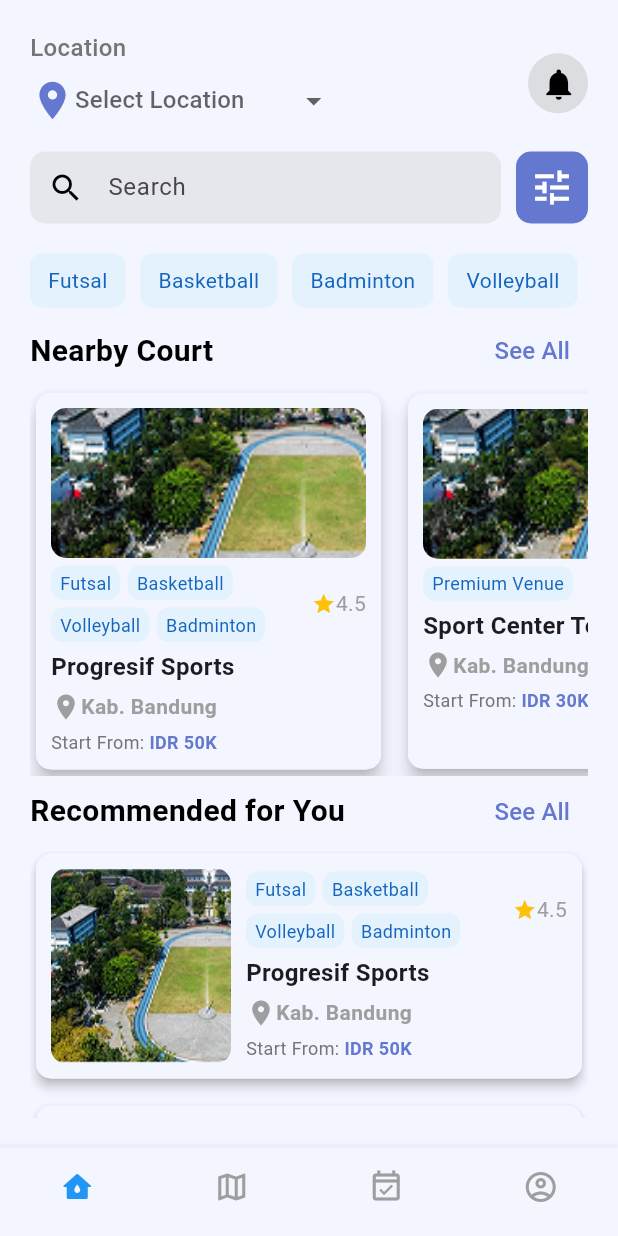
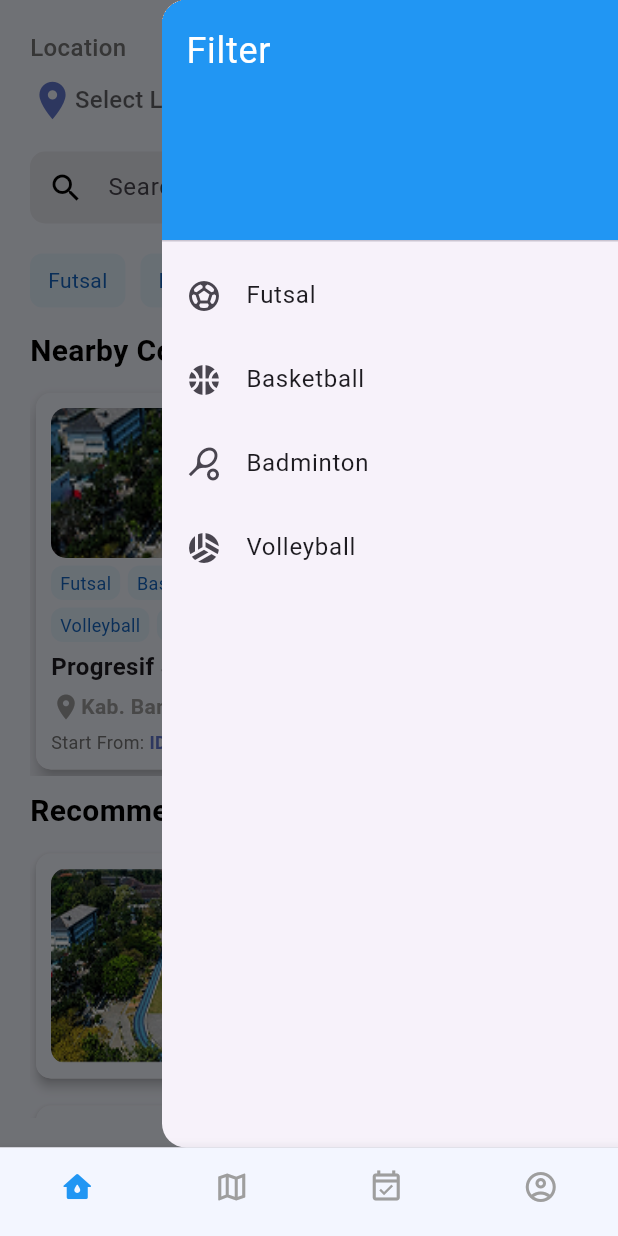
Before and after one commit to brianashari18/fitspace_sports_venue_booking_mobile, a Flutter app: the screen it shows after launch, with the side drawer open (before the commit the screen has no drawer), on a phone screen of 412 x 824 dp. Run offline on Flutter 3.47's test engine with Material 3 defaults, Android fonts, the phone set to English and light mode, and no system bars; our stand-ins replace carousel_slider, cloud_firestore, geolocator, google_fonts, shared_preferences; accounts and stored records are empty.

Commit message:
revisi homepage

```diff
--- a/lib/main.dart
+++ b/lib/main.dart
@@ -6,6 +6,7 @@ import 'package:fitspace_sports_venue_booking_mobile/screens/sign_up_screen.dart
 import 'package:fitspace_sports_venue_booking_mobile/screens/splash_screen.dart';
 import 'package:fitspace_sports_venue_booking_mobile/screens/start_screen.dart';
 import 'package:fitspace_sports_venue_booking_mobile/screens/venue_detail_screen.dart';
+import 'package:fitspace_sports_venue_booking_mobile/widgets/filter_drawer.dart';
 import 'package:flutter/material.dart';
 
 void main() {
--- a/lib/screens/homepage_screen.dart
+++ b/lib/screens/homepage_screen.dart
@@ -1,3 +1,5 @@
+import 'package:fitspace_sports_venue_booking_mobile/screens/notification_screen.dart';
+import 'package:fitspace_sports_venue_booking_mobile/widgets/filter_drawer.dart';
 import 'package:flutter/material.dart';
 import 'package:geolocator/geolocator.dart';
 import 'package:fitspace_sports_venue_booking_mobile/utils/colors.dart';
@@ -6,10 +8,10 @@ class HomepageScreen extends StatefulWidget {
   const HomepageScreen({super.key});
 
   @override
-  State<HomepageScreen> createState() => HomepageScreenState();
+  State<HomepageScreen> createState() => _HomepageScreenState();
 }
 
-class HomepageScreenState extends State<HomepageScreen> {
+class _HomepageScreenState extends State<HomepageScreen> {
   String? selectedLocation;
   TextEditingController searchController = TextEditingController();
   List<String> selectedSports = [];
@@ -21,6 +23,92 @@ class HomepageScreenState extends State<HomepageScreen> {
     _getCurrentLocation();
   }
 
+  List<Court> nearbyCourts = [
+    Court(
+      name: 'Progresif Sports',
+      location: 'Kab. Bandung',
+      price: 'IDR 50K',
+      rating: 4.5,
+      image: 'assets/images/venue_dummy.png',
+      latitude: -6.9000,
+      longitude: 107.6000,
+      tags: ['Futsal', 'Basketball', 'Volleyball', 'Badminton'],
+    ),
+    Court(
+      name: 'Sport Center Tech',
+      location: 'Kab. Bandung',
+      price: 'IDR 30K',
+      rating: 4.0,
+      image: 'assets/images/venue_dummy.png',
+      latitude: -6.8900,
+      longitude: 107.6100,
+      tags: ['Premium Venue'],
+    ),
+    Court(
+      name: 'Mega Sport Center',
+      location: 'Bandung',
+      price: 'IDR 75K',
+      rating: 4.8,
+      image: 'assets/images/venue_dummy.png',
+      latitude: -6.9200,
+      longitude: 107.6200,
+      tags: ['Elite Venue'],
+    ),
+    Court(
+      name: 'Active Arena',
+      location: 'Bandung Barat',
+      price: 'IDR 60K',
+      rating: 4.7,
+      image: 'assets/images/venue_dummy.png',
+      latitude: -6.9300,
+      longitude: 107.6300,
+      tags: ['Best Seller', 'Popular Venue'],
+    ),
+  ];
+
+  List<Court> recommendedCourts = [
+    Court(
+      name: 'Progresif Sports',
+      location: 'Kab. Bandung',
+      price: 'IDR 50K',
+      rating: 4.5,
+      image: 'assets/images/venue_dummy.png',
+      latitude: -6.9000,
+      longitude: 107.6000,
+      tags: ['Futsal', 'Basketball', 'Volleyball', 'Badminton'],
+    ),
+    Court(
+      name: 'Sport Center Tech',
+      location: 'Kab. Bandung',
+      price: 'IDR 30K',
+      rating: 4.0,
+      image: 'assets/images/venue_dummy.png',
+      latitude: -6.8900,
+      longitude: 107.6100,
+      tags: ['Premium Venue'],
+    ),
+    Court(
+      name: 'Mega Sport Center',
+      location: 'Bandung',
+      price: 'IDR 75K',
+      rating: 4.8,
+      image: 'assets/images/venue_dummy.png',
+      latitude: -6.9200,
+      longitude: 107.6200,
+      tags: ['Elite Venue'],
+    ),
+    Court(
+      name: 'Active Arena',
+      location: 'Bandung Barat',
+      price: 'IDR 60K',
+      rating: 4.7,
+      image: 'assets/images/venue_dummy.png',
+      latitude: -6.9300,
+      longitude: 107.6300,
+      tags: ['Best Seller', 'Popular Venue'],
+    ),
+  ];
+
   @override
   Widget build(BuildContext context) {
     return Scaffold(
@@ -31,7 +119,6 @@ class HomepageScreenState extends State<HomepageScreen> {
           child: Column(
             crossAxisAlignment: CrossAxisAlignment.start,
             children: [
-              // Location and Notification Row
               Row(
                 mainAxisAlignment: MainAxisAlignment.spaceBetween,
                 children: [
@@ -83,7 +170,11 @@ class HomepageScreenState extends State<HomepageScreen> {
                             color: Colors.black,
                           ),
                           onPressed: () {
-                            print('Notification icon pressed');
+                            Navigator.push(
+                                context, MaterialPageRoute(
+                                  builder: (context) => const NotificationScreen()
+                                )
+                            );
                           },
                         ),
                       ),
@@ -127,7 +218,7 @@ class HomepageScreenState extends State<HomepageScreen> {
                         color: Colors.white,
                       ),
                       onPressed: () {
-                        print('Filter icon pressed');
+                        Scaffold.of(context).openEndDrawer();
                       },
                       splashColor: Colors.transparent,
                       highlightColor: Colors.transparent,
@@ -152,8 +243,12 @@ class HomepageScreenState extends State<HomepageScreen> {
               ),
               const SizedBox(height: 5),
               Expanded(
-                child: SingleChildScrollView(
-                  child: Column(
+                child: ListView.builder(
+                  itemCount: 2, // Two sections: Nearby Court, Recommended for You
+                  itemBuilder: (context, index) {
+                    if (index == 0) {
+                      // Nearby Court section
+                      return Column(
                         children: [
                           Row(
                             mainAxisAlignment: MainAxisAlignment.spaceBetween,
@@ -183,33 +278,29 @@ class HomepageScreenState extends State<HomepageScreen> {
                           SingleChildScrollView(
                             scrollDirection: Axis.horizontal,
                             child: Row(
-                          children: [
-                            _nearbyCourtCard(
-                              'Progresif Sports', 'Kab. Bandung', 'IDR 50K', 4.5,
-                              'assets/images/venue_dummy.png', -6.9000, 107.6000,
-                              ['Futsal', 'Basketball', 'Volleyball', 'Badminton'],
+                              children: nearbyCourts.map((court) {
+                                return Padding(
+                                  padding: const EdgeInsets.only(right: 10),
+                                  child: _nearbyCourtCard(
+                                    court.name,
+                                    court.location,
+                                    court.price,
+                                    court.rating,
+                                    court.image,
+                                    court.latitude,
+                                    court.longitude,
+                                    court.tags,
                                   ),
-                            const SizedBox(width: 10),
-                            _nearbyCourtCard(
-                              'Sport Center Tech', 'Kab. Bandung', 'IDR 30K', 4.0,
-                              'assets/images/venue_dummy.png', -6.8900, 107.6100,
-                              ['Premium Venue'],
+                                );
+                              }).toList(),
                             ),
-                            const SizedBox(width: 10),
-                            _nearbyCourtCard(
-                              'Mega Sport Center', 'Bandung', 'IDR 75K', 4.8,
-                              'assets/images/venue_dummy.png', -6.9200, 107.6200,
-                              ['Elite Venue'],
-                            ),
-                            const SizedBox(width: 10),
-                            _nearbyCourtCard(
-                              'Active Arena', 'Bandung Barat', 'IDR 60K', 4.7,
-                              'assets/images/venue_dummy.png', -6.9300, 107.6300,
-                              ['Best Seller', 'Popular Venue'],
                           ),
                         ],
-                        ),
-                      ),
+                      );
+                    } else if (index == 1) {
+                      // Recommended for You section
+                      return Column(
+                        children: [
                           Row(
                             mainAxisAlignment: MainAxisAlignment.spaceBetween,
                             children: [
@@ -236,40 +327,37 @@ class HomepageScreenState extends State<HomepageScreen> {
                             ],
                           ),
                           Column(
+                            children: recommendedCourts.map((court) {
+                              return Column(
                                 children: [
                                   _recommendedCourtCard(
-                            'Progresif Sports', 'Kab. Bandung', 'IDR 50K', 4.5,
-                            'assets/images/venue_dummy.png', -6.9000, 107.6000,
-                            ['Futsal', 'Basketball', 'Volleyball', 'Badminton'],
+                                    court.name,
+                                    court.location,
+                                    court.price,
+                                    court.rating,
+                                    court.image,
+                                    court.latitude,
+                                    court.longitude,
+                                    court.tags,
                                   ),
                                   const SizedBox(height: 10),
-                          _recommendedCourtCard(
-                            'Sport Center Tech', 'Kab. Bandung', 'IDR 30K', 4.0,
-                            'assets/images/venue_dummy.png', -6.8900, 107.6100,
-                            ['Premium Venue'],
-                          ),
-                          const SizedBox(height: 10),
-                          _recommendedCourtCard(
-                            'Mega Sport Center', 'Bandung', 'IDR 75K', 4.8,
-                            'assets/images/venue_dummy.png', -6.9200, 107.6200,
-                            ['Elite Venue'],
-                          ),
-                          const SizedBox(height: 10),
-                          _recommendedCourtCard(
-                            'Active Arena', 'Bandung Barat', 'IDR 60K', 4.7,
-                            'assets/images/venue_dummy.png', -6.9300, 107.6300,
-                            ['Best Seller', 'Popular Venue'],
+                                ],
+                              );
+                            }).toList(),
                           ),
                         ],
-                      ),
-                    ],
-                  ),
+                      );
+                    } else {
+                      return SizedBox.shrink(); // Empty widget for other cases
+                    }
+                  },
                 ),
               )
             ],
           ),
         ),
       ),
+      endDrawer: const FilterDrawer(),
     );
   }
 
@@ -595,3 +683,25 @@ class HomepageScreenState extends State<HomepageScreen> {
     return distanceInMeters / 1000;
   }
 }
+
+class Court {
+  final String name;
+  final String location;
+  final String price;
+  final double rating;
+  final String image;
+  final double latitude;
+  final double longitude;
+  final List<String> tags;
+
+  Court({
+    required this.name,
+    required this.location,
+    required this.price,
+    required this.rating,
+    required this.image,
+    required this.latitude,
+    required this.longitude,
+    required this.tags,
+  });
+}
--- /dev/null
+++ b/lib/widgets/filter_drawer.dart
@@ -0,0 +1,60 @@
+import 'package:flutter/material.dart';
+
+class FilterDrawer extends StatelessWidget {
+  const FilterDrawer({super.key});
+
+  @override
+  Widget build(BuildContext context) {
+    return Drawer(
+      child: ListView(
+        padding: EdgeInsets.zero,
+        children: <Widget>[
+          const DrawerHeader(
+            decoration: BoxDecoration(
+              color: Colors.blue,
+            ),
+            child: Text(
+              'Filter',
+              style: TextStyle(
+                color: Colors.white,
+                fontSize: 24,
+              ),
+            ),
+          ),
+          ListTile(
+            leading: const Icon(Icons.sports_soccer),
+            title: const Text('Futsal'),
+            onTap: () {
+              // Tambahkan logika untuk filter futsal
+              Navigator.pop(context);
+            },
+          ),
+          ListTile(
+            leading: const Icon(Icons.sports_basketball),
+            title: const Text('Basketball'),
+            onTap: () {
+              // Tambahkan logika untuk filter basketball
+              Navigator.pop(context);
+            },
+          ),
+          ListTile(
+            leading: const Icon(Icons.sports_tennis),
+            title: const Text('Badminton'),
+            onTap: () {
+              // Tambahkan logika untuk filter badminton
+              Navigator.pop(context);
+            },
+          ),
+          ListTile(
+            leading: const Icon(Icons.sports_volleyball),
+            title: const Text('Volleyball'),
+            onTap: () {
+              // Tambahkan logika untuk filter volleyball
+              Navigator.pop(context);
+            },
+          ),
+        ],
+      ),
+    );
+  }
+}
```
Lines whose indentation alone changed are shown as unchanged.
